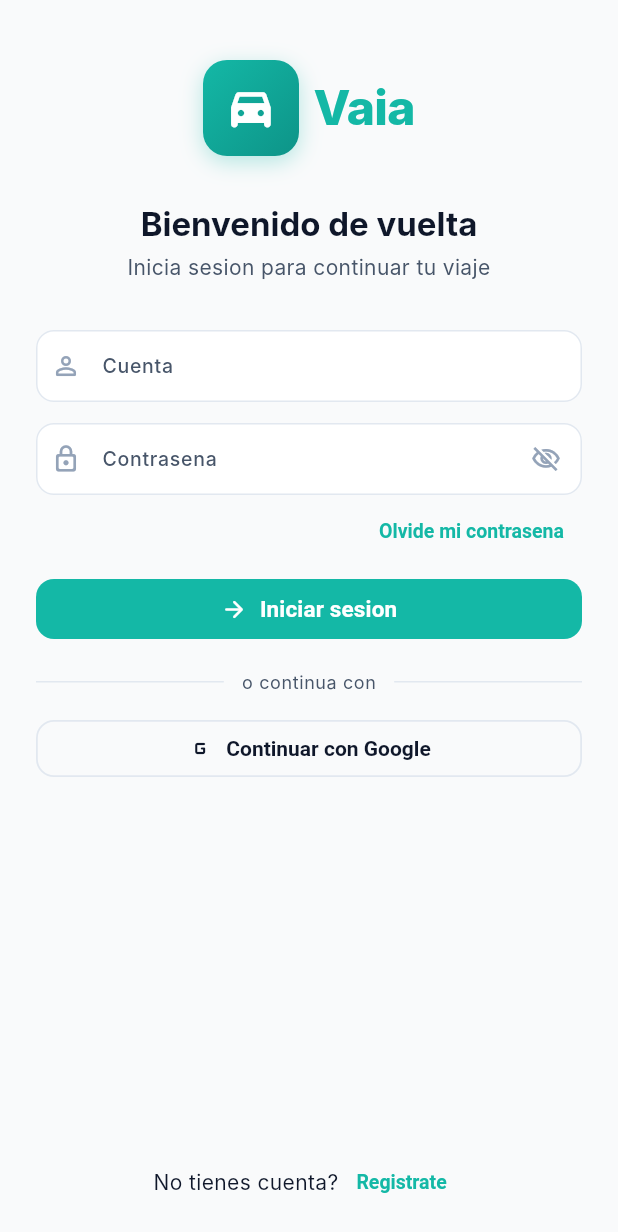
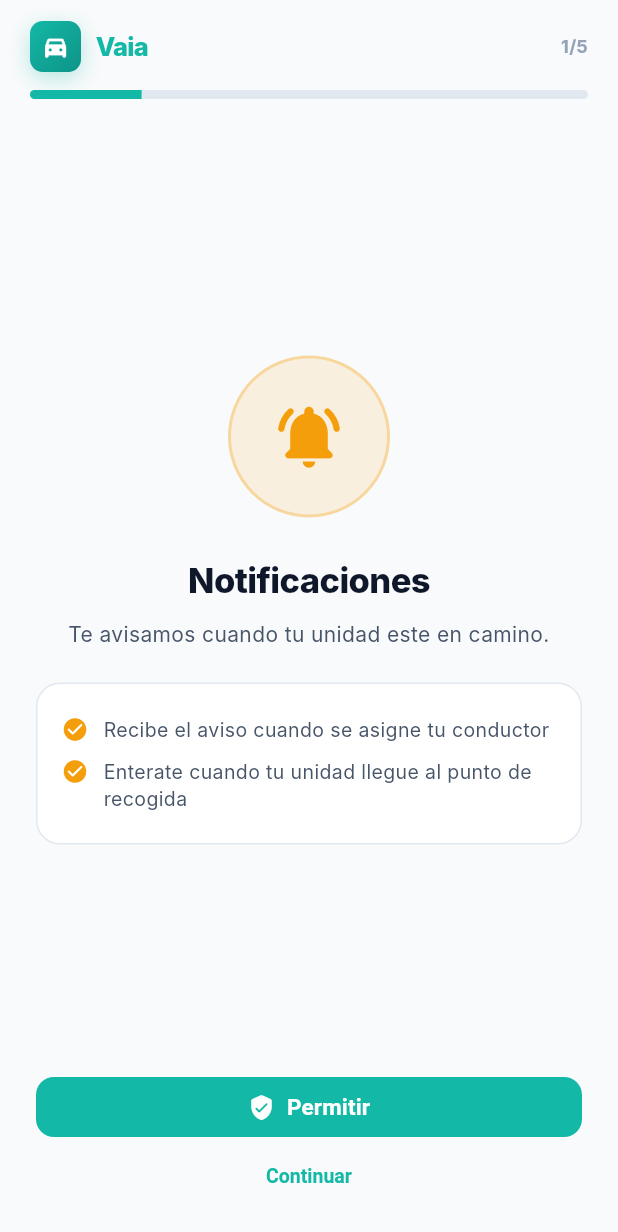
Before and after one commit to lukehdz198902/vaia_viajes_pasajero_v2, a Flutter app: the screen it shows after launch, on a phone screen of 412 x 824 dp. Shown: the top 1232 px of the screen. Run offline on Flutter 3.47's test engine with Material 3 defaults, Android fonts, the phone set to English and light mode, and no system bars; our stand-ins replace firebase_core, firebase_messaging, flutter_secure_storage, geolocator, google_maps_flutter, google_sign_in and 4 more; missing offline and left inert: signalr_netcore; accounts and stored records are empty; Roboto replaces fonts that are missing (Inter).

Commit message:
Pasajero: onboarding de permisos con pantallas explicativas + aceptacion de terminos, pantalla de permisos/politicas en ajustes y compileSdk 37

```diff
--- /dev/null
+++ b/lib/config/policies.dart
@@ -0,0 +1,7 @@
+/// Enlaces legales y de privacidad de Vaia.
+class Policies {
+  static const String privacidad = 'https://vaia.com.mx/vaia/politicas';
+  static const String terminos = 'https://vaia.com.mx/vaia/terminosycondiciones';
+  static const String devoluciones = 'https://vaia.com.mx/vaia/politicasdedevolucion';
+  static const String seguridad = 'https://vaia.com.mx/vaia/SeguridadDeDatos';
+}
--- a/lib/config/routes.dart
+++ b/lib/config/routes.dart
@@ -17,6 +17,8 @@ import '../screens/recover_password_screen.dart';
 import '../screens/scheduled_rides_screen.dart';
 import '../screens/schedule_ride_screen.dart';
 import '../screens/support_chat_screen.dart';
+import '../screens/onboarding_screen.dart';
+import '../screens/permisos_screen.dart';
 
 class AppRoutes {
   static const String splash = '/';
@@ -38,6 +40,8 @@ class AppRoutes {
   static const String scheduledRides = '/scheduled-rides';
   static const String scheduleRide = '/schedule-ride';
   static const String supportChat = '/support-chat';
+  static const String onboarding = '/onboarding';
+  static const String permisos = '/permisos';
 
   static Map<String, WidgetBuilder> get routes {
     return {
@@ -53,6 +57,8 @@ class AppRoutes {
       recoverPassword: (_) => const RecoverPasswordScreen(),
       scheduledRides: (_) => const ScheduledRidesScreen(),
       scheduleRide: (_) => const ScheduleRideScreen(),
+      onboarding: (_) => const OnboardingScreen(),
+      permisos: (_) => const PermisosScreen(),
     };
   }
 
--- /dev/null
+++ b/lib/screens/onboarding_screen.dart
@@ -0,0 +1,276 @@
+import 'package:flutter/material.dart';
+import '../config/policies.dart';
+import '../config/theme.dart';
+import '../services/permission_service.dart';
+import '../services/storage_service.dart';
+import '../widgets/vaia_widgets.dart';
+import 'webview_screen.dart';
+
+/// Onboarding de primer arranque: explica y solicita cada permiso y exige
+/// aceptar los terminos y condiciones antes de llegar al login.
+class OnboardingScreen extends StatefulWidget {
+  const OnboardingScreen({super.key});
+  @override
+  State<OnboardingScreen> createState() => _OnboardingScreenState();
+}
+
+class _OnboardingScreenState extends State<OnboardingScreen> {
+  final _pageCtrl = PageController();
+  final _storage = StorageService();
+  final List<PermisoDef> _permisos = PermissionService.pasajero();
+  int _pagina = 0;
+  bool _terminos = false;
+  bool _procesando = false;
+
+  int get _total => _permisos.length + 1;
+
+  @override
+  void dispose() {
+    _pageCtrl.dispose();
+    super.dispose();
+  }
+
+  Future<void> _permitir(PermisoDef def) async {
+    setState(() => _procesando = true);
+    if (!def.soloAviso) {
+      await PermissionService.solicitar(def);
+    }
+    if (!mounted) return;
+    setState(() => _procesando = false);
+    _siguiente();
+  }
+
+  void _siguiente() {
+    if (_pagina < _total - 1) {
+      _pageCtrl.nextPage(duration: const Duration(milliseconds: 280), curve: Curves.easeOut);
+    }
+  }
+
+  Future<void> _finalizar() async {
+    if (!_terminos) return;
+    setState(() => _procesando = true);
+    await _storage.setTerminosAceptados(true);
+    await _storage.setOnboardingCompletado(true);
+    if (!mounted) return;
+    Navigator.pushNamedAndRemoveUntil(context, '/login', (route) => false);
+  }
+
+  void _abrirPolitica(String titulo, String url) {
+    Navigator.push(context, MaterialPageRoute(builder: (_) => WebViewScreen(titulo: titulo, url: url)));
+  }
+
+  @override
+  Widget build(BuildContext context) {
+    return Scaffold(
+      backgroundColor: VaiaColors.bgLight,
+      body: SafeArea(
+        child: Column(
+          children: [
+            _encabezado(),
+            Expanded(
+              child: PageView(
+                controller: _pageCtrl,
+                onPageChanged: (i) => setState(() => _pagina = i),
+                children: [
+                  ..._permisos.map(_paginaPermiso),
+                  _paginaTerminos(),
+                ],
+              ),
+            ),
+          ],
+        ),
+      ),
+    );
+  }
+
+  Widget _encabezado() {
+    return Padding(
+      padding: const EdgeInsets.fromLTRB(20, 14, 20, 6),
+      child: Column(
+        children: [
+          Row(
+            children: [
+              const VaiaLogo(size: 34, showText: true),
+              const Spacer(),
+              Text('${_pagina + 1}/$_total',
+                  style: const TextStyle(fontSize: 12, fontWeight: FontWeight.w700, color: VaiaColors.textMuted)),
+            ],
+          ),
+          const SizedBox(height: 12),
+          ClipRRect(
+            borderRadius: BorderRadius.circular(4),
+            child: LinearProgressIndicator(
+              value: (_pagina + 1) / _total,
+              minHeight: 6,
+              backgroundColor: VaiaColors.bgMuted,
+              valueColor: const AlwaysStoppedAnimation(VaiaColors.primary),
+            ),
+          ),
+        ],
+      ),
+    );
+  }
+
+  Widget _paginaPermiso(PermisoDef def) {
+    return Padding(
+      padding: const EdgeInsets.fromLTRB(24, 10, 24, 20),
+      child: Column(
+        crossAxisAlignment: CrossAxisAlignment.stretch,
+        children: [
+          const Spacer(),
+          Center(
+            child: Container(
+              width: 108,
+              height: 108,
+              decoration: BoxDecoration(
+                color: def.color.withValues(alpha: 0.12),
+                shape: BoxShape.circle,
+                border: Border.all(color: def.color.withValues(alpha: 0.3), width: 2),
+              ),
+              child: Icon(def.icono, size: 50, color: def.color),
+            ),
+          ),
+          const SizedBox(height: 26),
+          Text(def.titulo,
+              textAlign: TextAlign.center,
+              style: const TextStyle(fontSize: 23, fontWeight: FontWeight.w800, letterSpacing: -0.4)),
+          const SizedBox(height: 10),
+          Text(def.descripcion,
+              textAlign: TextAlign.center,
+              style: const TextStyle(fontSize: 14, color: VaiaColors.textSecondary, height: 1.4)),
+          const SizedBox(height: 22),
+          Container(
+            padding: const EdgeInsets.all(16),
+            decoration: BoxDecoration(
+              color: VaiaColors.surface,
+              borderRadius: BorderRadius.circular(VaiaRadius.lg),
+              border: Border.all(color: VaiaColors.border),
+            ),
+            child: Column(
+              children: def.puntos
+                  .map((p) => Padding(
+                        padding: const EdgeInsets.symmetric(vertical: 5),
+                        child: Row(
+                          crossAxisAlignment: CrossAxisAlignment.start,
+                          children: [
+                            Icon(Icons.check_circle_rounded, size: 18, color: def.color),
+                            const SizedBox(width: 10),
+                            Expanded(child: Text(p, style: const TextStyle(fontSize: 13, color: VaiaColors.textSecondary))),
+                          ],
+                        ),
+                      ))
+                  .toList(),
+            ),
+          ),
+          const Spacer(),
+          VaiaPrimaryButton(
+            label: def.soloAviso ? 'Entendido' : 'Permitir',
+            icon: def.soloAviso ? Icons.check_rounded : Icons.verified_user_rounded,
+            loading: _procesando,
+            onPressed: _procesando ? null : () => _permitir(def),
+          ),
+          const SizedBox(height: 6),
+          TextButton(
+            onPressed: _procesando ? null : _siguiente,
+            child: Text(def.obligatorio ? 'Continuar' : 'Ahora no'),
+          ),
+        ],
+      ),
+    );
+  }
+
+  Widget _paginaTerminos() {
+    return Padding(
+      padding: const EdgeInsets.fromLTRB(24, 10, 24, 20),
+      child: Column(
+        crossAxisAlignment: CrossAxisAlignment.stretch,
+        children: [
+          const SizedBox(height: 8),
+          const Center(child: Icon(Icons.gavel_rounded, size: 46, color: VaiaColors.primary)),
+          const SizedBox(height: 14),
+          const Text('Terminos y condiciones',
+              textAlign: TextAlign.center,
+              style: TextStyle(fontSize: 22, fontWeight: FontWeight.w800, letterSpacing: -0.4)),
+          const SizedBox(height: 8),
+          const Text('Para usar Vaia debes aceptar nuestras politicas.',
+              textAlign: TextAlign.center,
+              style: TextStyle(fontSize: 13.5, color: VaiaColors.textSecondary)),
+          const SizedBox(height: 18),
+          Expanded(
+            child: SingleChildScrollView(
+              child: Column(
+                children: [
+                  _linkPolitica(Icons.privacy_tip_rounded, 'Politicas de privacidad', Policies.privacidad),
+                  _linkPolitica(Icons.description_rounded, 'Terminos y condiciones', Policies.terminos),
+                  _linkPolitica(Icons.assignment_return_rounded, 'Politicas de devolucion', Policies.devoluciones),
+                  _linkPolitica(Icons.security_rounded, 'Seguridad de datos', Policies.seguridad),
+                ],
+              ),
+            ),
+          ),
+          const SizedBox(height: 10),
+          InkWell(
+            onTap: () => setState(() => _terminos = !_terminos),
+            borderRadius: BorderRadius.circular(VaiaRadius.md),
+            child: Container(
+              padding: const EdgeInsets.all(12),
+              decoration: BoxDecoration(
+                color: _terminos ? VaiaColors.primaryGhost : VaiaColors.surface,
+                borderRadius: BorderRadius.circular(VaiaRadius.md),
+                border: Border.all(color: _terminos ? VaiaColors.primary : VaiaColors.border),
+              ),
+              child: Row(
+                children: [
+                  Checkbox(
+                    value: _terminos,
+                    onChanged: (v) => setState(() => _terminos = v ?? false),
+                    activeColor: VaiaColors.primary,
+                  ),
+                  const Expanded(
+                    child: Text(
+                      'Acepto los terminos y condiciones, el aviso de privacidad, las politicas de devolucion y la seguridad de datos.',
+                      style: TextStyle(fontSize: 12.5, color: VaiaColors.textSecondary, height: 1.35),
+                    ),
+                  ),
+                ],
+              ),
+            ),
+          ),
+          const SizedBox(height: 14),
+          VaiaPrimaryButton(
+            label: 'Aceptar y continuar',
+            icon: Icons.arrow_forward_rounded,
+            loading: _procesando,
+            onPressed: (_terminos && !_procesando) ? _finalizar : null,
+          ),
+        ],
+      ),
+    );
+  }
+
+  Widget _linkPolitica(IconData icono, String titulo, String url) {
+    return Padding(
+      padding: const EdgeInsets.only(bottom: 8),
+      child: InkWell(
+        onTap: () => _abrirPolitica(titulo, url),
+        borderRadius: BorderRadius.circular(VaiaRadius.md),
+        child: Container(
+          padding: const EdgeInsets.symmetric(horizontal: 14, vertical: 13),
+          decoration: BoxDecoration(
+            color: VaiaColors.surface,
+            borderRadius: BorderRadius.circular(VaiaRadius.md),
+            border: Border.all(color: VaiaColors.border),
+          ),
+          child: Row(
+            children: [
+              Icon(icono, size: 20, color: VaiaColors.primary),
+              const SizedBox(width: 12),
+              Expanded(child: Text(titulo, style: const TextStyle(fontWeight: FontWeight.w600, fontSize: 13.5))),
+              const Icon(Icons.open_in_new_rounded, size: 16, color: VaiaColors.textMuted),
+            ],
+          ),
+        ),
+      ),
+    );
+  }
+}
--- /dev/null
+++ b/lib/services/permission_service.dart
@@ -0,0 +1,104 @@
+import 'package:flutter/material.dart';
+import 'package:permission_handler/permission_handler.dart';
+
+/// Definicion de un permiso/requisito para las pantallas de onboarding.
+class PermisoDef {
+  final String id;
+  final IconData icono;
+  final Color color;
+  final String titulo;
+  final String descripcion;
+  final List<String> puntos;
+  final Permission? permiso;
+  final bool obligatorio;
+  final bool soloAviso;
+
+  const PermisoDef({
+    required this.id,
+    required this.icono,
+    required this.color,
+    required this.titulo,
+    required this.descripcion,
+    required this.puntos,
+    this.permiso,
+    this.obligatorio = false,
+    this.soloAviso = false,
+  });
+}
+
+/// Permisos que requiere la app del pasajero, en orden de solicitud.
+class PermissionService {
+  static List<PermisoDef> pasajero() => const [
+        PermisoDef(
+          id: 'notificaciones',
+          icono: Icons.notifications_active_rounded,
+          color: Color(0xFFF59E0B),
+          titulo: 'Notificaciones',
+          descripcion: 'Te avisamos cuando tu unidad este en camino.',
+          puntos: [
+            'Recibe el aviso cuando se asigne tu conductor',
+            'Enterate cuando tu unidad llegue al punto de recogida',
+          ],
+          permiso: Permission.notification,
+          obligatorio: true,
+        ),
+        PermisoDef(
+          id: 'ubicacion',
+          icono: Icons.my_location_rounded,
+          color: Color(0xFF14B8A6),
+          titulo: 'Ubicacion',
+          descripcion: 'Usamos tu ubicacion para recogerte y mostrarte unidades cercanas.',
+          puntos: [
+            'Elige tu origen con un toque',
+            'Ve las unidades disponibles cerca de ti',
+          ],
+          permiso: Permission.location,
+          obligatorio: true,
+        ),
+        PermisoDef(
+          id: 'camara',
+          icono: Icons.photo_camera_rounded,
+          color: Color(0xFF8B5CF6),
+          titulo: 'Camara',
+          descripcion: 'Para que puedas agregar tu foto de perfil.',
+          puntos: [
+            'Toma o elige tu foto de perfil',
+            'Da mas confianza a tu conductor',
+          ],
+          permiso: Permission.camera,
+        ),
+        PermisoDef(
+          id: 'telefono',
+          icono: Icons.phone_in_talk_rounded,
+          color: Color(0xFFEC4899),
+          titulo: 'Llamadas',
+          descripcion: 'Para comunicarte con tu conductor durante el servicio.',
+          puntos: [
+            'Llama al conductor desde la app',
+            'Coordina el punto de encuentro',
+          ],
+          permiso: Permission.phone,
+        ),
+      ];
+
+  static Future<PermissionStatus> estado(PermisoDef def) async {
+    if (def.permiso == null) return PermissionStatus.granted;
+    try {
+      return await def.permiso!.status;
+    } catch (_) {
+      return PermissionStatus.denied;
+    }
+  }
+
+  static Future<bool> solicitar(PermisoDef def) async {
+    if (def.permiso == null) return true;
+    try {
+      final r = await def.permiso!.request();
+      return r.isGranted;
+    } catch (_) {
+      return false;
+    }
+  }
+
+  static Future<void> abrirAjustes() => openAppSettings();
+}
--- a/pubspec.yaml
+++ b/pubspec.yaml
@@ -23,6 +23,8 @@ dependencies:
   firebase_messaging: ^16.7.0
   google_sign_in: ^7.2.0
   image_picker: ^1.2.3
+  permission_handler: ^13.0.2
+  webview_flutter: ^4.14.1
 
 dev_dependencies:
   flutter_test:
```
Also changed, not shown: lib/screens/permisos_screen.dart (added, +154 -0 lines), lib/screens/settings_screen.dart (+17 -0 lines), lib/screens/splash_screen.dart (+13 -0 lines), lib/screens/webview_screen.dart (added, +44 -0 lines), lib/services/storage_service.dart (+24 -0 lines), pubspec.lock, 5 other files.
